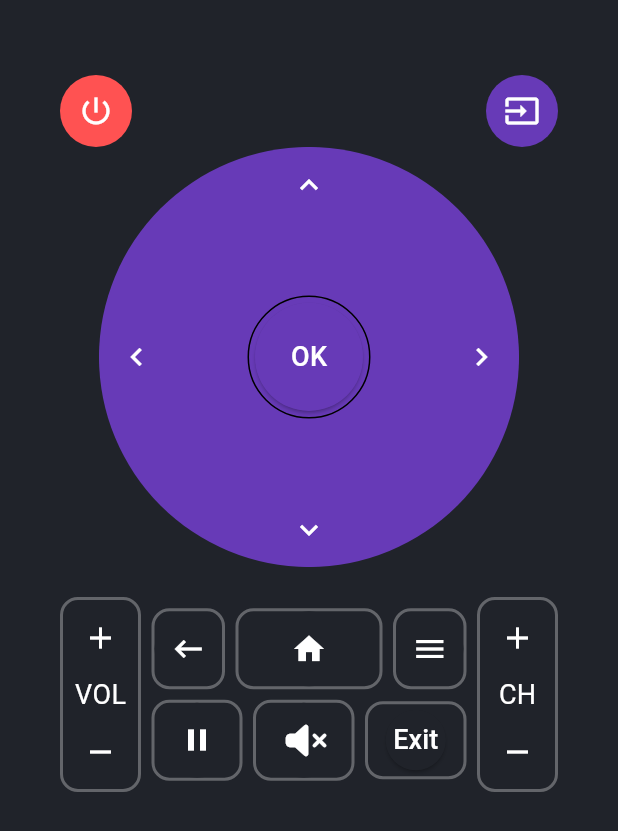
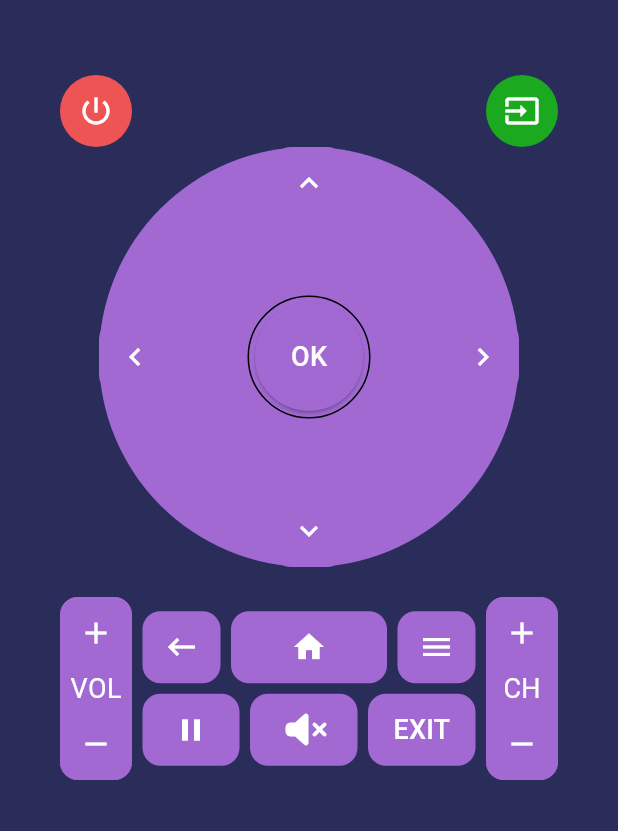
Before and after one commit to kdzumba/ctrl_alt_tv, a Flutter app: the screen it shows after launch, on a phone screen of 412 x 824 dp. Shown: the top 831 px of the screen. Run offline on Flutter 3.47's test engine with Material 3 defaults, Android fonts, the phone set to English and light mode, and no system bars; our stand-ins replace font_awesome_flutter.

Commit message:
some cleanup

```diff
--- a/lib/pages/home_page.dart
+++ b/lib/pages/home_page.dart
@@ -15,7 +15,7 @@ class HomePage extends StatelessWidget{
   @override
   Widget build(BuildContext context) {
     return Scaffold(
-      backgroundColor: Color.fromARGB(255, 32, 35,42),
+      backgroundColor: Color(0xFF2A2D59),
       body: Column(
           children: [
             Padding(
--- /dev/null
+++ b/lib/pages/main_page.dart
@@ -0,0 +1,17 @@
+import "package:ctrl_alt_tv/widgets/ShyftIconButton.dart";
+import "package:flutter/material.dart";
+
+class MainPage extends StatelessWidget {
+  @override
+  Widget build(BuildContext context) {
+    return Scaffold(
+      body: Column(
+        children: [
+          CtrlIconButton(
+              onPressed: () => print("pressed"),
+              icon: Icons.add)
+        ],
+      ),
+    );
+  }
+}
--- /dev/null
+++ b/lib/widgets/ShyftIconButton.dart
@@ -0,0 +1,17 @@
+import "package:flutter/material.dart";
+
+class CtrlIconButton extends StatelessWidget {
+  final VoidCallback onPressed;
+  final IconData icon;
+
+
+  const CtrlIconButton({super.key, required this.onPressed, required this.icon});
+
+  @override
+  Widget build(BuildContext context) {
+    return IconButton(
+      onPressed: onPressed,
+      icon: Icon(icon)
+    );
+  }
+}
--- a/lib/widgets/button.dart
+++ /dev/null
@@ -1,26 +0,0 @@
-import "package:flutter/material.dart";
-
-class ButtonWidget extends StatelessWidget {
-  final IconData icon;
-  final VoidCallback onPressed;
-  final Color backgroundColor;
-
-  const ButtonWidget({
-    super.key,
-    required this.icon,
-    required this.onPressed,
-    required this.backgroundColor
-  });
-
-  @override
-  Widget build(BuildContext context) {
-    return CircleAvatar(
-      radius: 25,
-      backgroundColor: backgroundColor,
-      child: IconButton(
-          onPressed: onPressed,
-          icon: Icon(icon, color: Colors.white),
-      )
-    );
-  }
-}
--- a/lib/widgets/center_control.dart
+++ b/lib/widgets/center_control.dart
@@ -1,6 +1,6 @@
 import "package:ctrl_alt_tv/services/http_service.dart";
 import "package:flutter/material.dart";
-import "../widgets/button.dart";
+import "../widgets/ctrl_icon_button.dart";
 
 class CenterControlsWidget extends StatelessWidget {
   const CenterControlsWidget({super.key});
@@ -16,52 +16,48 @@ class CenterControlsWidget extends StatelessWidget {
           width: 280,
           height: 280,
           decoration: BoxDecoration(
-            color: Colors.deepPurple,
+            color: Color(0xFFA169D1),
             shape: BoxShape.circle,
           ),
         ),
         Positioned(
           top: 0,
-          child: ButtonWidget(
+          child: CtrlIconButton(
               icon: Icons.keyboard_arrow_up,
               onPressed: () {
                 print("Up");
                 HttpService.sendRequest("$scheme://$esp32IP/command?key=UP");
               },
-            backgroundColor: Colors.deepPurple,
           ),
         ),
         Positioned(
           bottom: 0,
-          child: ButtonWidget(
+          child: CtrlIconButton(
               icon: Icons.keyboard_arrow_down,
               onPressed: () {
                 print("Down");
                 HttpService.sendRequest("$scheme://$esp32IP/command?key=DOWN");
               },
-            backgroundColor: Colors.deepPurple,
           ),
         ),
         Positioned(
           left: 0,
-          child: ButtonWidget(
+          child: CtrlIconButton(
               icon: Icons.keyboard_arrow_left,
               onPressed: () {
                 print("Left");
                 HttpService.sendRequest("$scheme://$esp32IP/command?key=LEFT");
               },
-            backgroundColor: Colors.deepPurple,
           ),
         ),
         Positioned(
           right: 0,
-          child: ButtonWidget(
+          child: CtrlIconButton(
               icon: Icons.keyboard_arrow_right,
               onPressed: () {
                 print("Right");
                 HttpService.sendRequest("$scheme://$esp32IP/command?key=RIGHT");
               },
-            backgroundColor: Colors.deepPurple,
           ),
         ),
         Container(
@@ -81,7 +77,7 @@ class CenterControlsWidget extends StatelessWidget {
                 style: ElevatedButton.styleFrom(
                     shape: CircleBorder(),
                     padding: EdgeInsets.all(24),
-                    backgroundColor: Colors.deepPurple
+                  backgroundColor: Color(0xFFA169D1)
                 ),
                 child: Text(
                     "OK",
--- a/lib/widgets/channel_control.dart
+++ b/lib/widgets/channel_control.dart
@@ -1,4 +1,4 @@
-import "package:ctrl_alt_tv/widgets/button.dart";
+import "package:ctrl_alt_tv/widgets/ctrl_icon_button.dart";
 import "package:flutter/material.dart";
 
 class ChannelControlsWidget extends StatelessWidget {
@@ -15,31 +15,24 @@ class ChannelControlsWidget extends StatelessWidget {
   Widget build(BuildContext context) {
     return Container(
       decoration: BoxDecoration(
-        color: Color.fromARGB(255, 32, 35, 42),
+        color: Color(0xFFA169D1),
         borderRadius: BorderRadius.circular(12),
-        border: Border.all(
-          color: Colors.white30,
-          width: 2.0
-        )
       ),
       child: Column(
         children: [
-          ButtonWidget(
+          CtrlIconButton(
             icon: Icons.add,
             onPressed: onIncreasePressed,
-            backgroundColor: Color.fromARGB(255, 32, 35, 42),
           ),
-
           Text("CH",
             style: TextStyle(
                 color: Colors.white,
                 fontSize: 18
             ),
           ),
-          ButtonWidget(
+          CtrlIconButton(
             icon: Icons.remove,
             onPressed: onDecreasePressed,
-            backgroundColor: Color.fromARGB(255, 32, 35, 42),
           )
         ],
       )
--- /dev/null
+++ b/lib/widgets/ctrl_icon_button.dart
@@ -0,0 +1,32 @@
+import "package:flutter/material.dart";
+
+class CtrlIconButton extends StatelessWidget {
+  final IconData icon;
+  final VoidCallback onPressed;
+  final Color? backgroundColor;
+  final BoxShape? shape;
+
+  const CtrlIconButton({
+    super.key,
+    required this.icon,
+    required this.onPressed,
+    this.backgroundColor,
+    this.shape
+  });
+
+  @override
+  Widget build(BuildContext context) {
+    return Container(
+        decoration: BoxDecoration(
+          color: Color(0xFFA169D1),
+          borderRadius: BorderRadius.circular(12),
+          shape: shape ?? BoxShape.rectangle
+        ),
+        child: IconButton(
+          onPressed: onPressed,
+          icon: Icon(icon, color: Colors.white),
+          iconSize: 24,
+        )
+    );
+  }
+}
--- /dev/null
+++ b/lib/widgets/ctrl_text_button.dart
@@ -0,0 +1,34 @@
+import "package:flutter/material.dart";
+
+class CtrlTextButton extends StatelessWidget {
+  final String text;
+  final VoidCallback onPressed;
+  final Color? backgroundColor;
+
+  const CtrlTextButton({
+    super.key,
+    required this.text,
+    required this.onPressed,
+    this.backgroundColor
+  });
+
+  @override
+  Widget build(BuildContext context) {
+    return Container(
+      decoration: BoxDecoration(
+        color: Color(0xFFA169D1),
+        borderRadius: BorderRadius.circular(12),
+      ),
+      child: TextButton(
+          onPressed: onPressed,
+          child: Text(
+            text,
+            style: TextStyle(
+              color: Colors.white,
+              fontSize: 18
+            ),
+          )
+      )
+    );
+  }
+}
--- a/lib/widgets/home_row.dart
+++ b/lib/widgets/home_row.dart
@@ -1,4 +1,4 @@
-import "package:ctrl_alt_tv/widgets/button.dart";
+import "package:ctrl_alt_tv/widgets/ctrl_icon_button.dart";
 import "package:flutter/material.dart";
 
 class HomeRow extends StatelessWidget {
@@ -26,16 +26,11 @@ class HomeRow extends StatelessWidget {
             ),
             child: Container(
               decoration: BoxDecoration(
-                border: Border.all(
-                  width: 2,
-                  color: Colors.white30
-                ),
                 borderRadius: BorderRadius.circular(12)
               ),
-              child: ButtonWidget(
+              child: CtrlIconButton(
                   icon: Icons.keyboard_backspace,
                   onPressed: onBackPressed,
-                  backgroundColor: Color.fromARGB(255, 32, 35, 42)
               ),
             ),
           ),
@@ -49,16 +44,11 @@ class HomeRow extends StatelessWidget {
             ),
             child: Container(
               decoration: BoxDecoration(
-                border: Border.all(
-                  width: 2,
-                  color: Colors.white30
-                ),
                 borderRadius: BorderRadius.circular(12)
               ),
-              child: ButtonWidget(
+              child: CtrlIconButton(
                   icon: Icons.home,
                   onPressed: onHomePressed,
-                  backgroundColor: Color.fromARGB(255, 32, 35, 42)
               ),
             ),
           ),
@@ -71,16 +61,11 @@ class HomeRow extends StatelessWidget {
             ),
             child: Container(
               decoration: BoxDecoration(
-                border: Border.all(
-                  width: 2,
-                  color: Colors.white30
-                ),
                 borderRadius: BorderRadius.circular(12)
               ),
-              child: ButtonWidget(
+              child: CtrlIconButton(
                   icon: Icons.menu,
                   onPressed: onMenuPressed,
-                  backgroundColor: Color.fromARGB(255, 32, 35, 42)
               ),
             ),
           ),
--- a/lib/widgets/mute_row.dart
+++ b/lib/widgets/mute_row.dart
@@ -1,5 +1,6 @@
-import "package:ctrl_alt_tv/widgets/button.dart";
+import "package:ctrl_alt_tv/widgets/ctrl_icon_button.dart";
 import "package:ctrl_alt_tv/services/http_service.dart";
+import "package:ctrl_alt_tv/widgets/ctrl_text_button.dart";
 import "package:flutter/material.dart";
 import "package:font_awesome_flutter/font_awesome_flutter.dart";
 
@@ -31,16 +32,11 @@ class MuteRow extends StatelessWidget {
             ),
             child: Container(
               decoration: BoxDecoration(
-                border: Border.all(
-                  width: 2,
-                  color: Colors.white30
-                ),
                 borderRadius: BorderRadius.circular(12),
               ),
-              child: ButtonWidget(
+              child: CtrlIconButton(
                   icon: Icons.pause,
                   onPressed: onPlayPausePressed,
-                  backgroundColor: Color.fromARGB(255, 32, 35, 42)
               ),
             ),
           ),
@@ -53,54 +49,23 @@ class MuteRow extends StatelessWidget {
             ),
             child: Container(
               decoration: BoxDecoration(
-                border: Border.all(
-                  width: 2,
-                  color: Colors.white30
-                ),
                 borderRadius: BorderRadius.circular(12),
               ),
-              child: ButtonWidget(
+              child: CtrlIconButton(
                   icon: FontAwesomeIcons.volumeMute,
                   onPressed: onMutePressed,
-                  backgroundColor: Color.fromARGB(255, 32, 35, 42)
               )
             )
           )
         ),
         Expanded(
           child: Padding(
-            padding: EdgeInsets.only(
-              top: 7,
-              right: 7
-            ),
-            child: Container(
-              decoration: BoxDecoration(
-                border: Border.all(
-                  width: 2,
-                  color: Colors.white30
-                ),
-                borderRadius: BorderRadius.circular(12),
+              padding: EdgeInsets.only(
+                  top: 7,
+                  right: 7
               ),
-              child: ElevatedButton(
-                onPressed: () {
-                  print("Exiting");
-                  HttpService.sendRequest("$scheme://$esp32IP/command?key=EXIT");
-                },
-                style: ElevatedButton.styleFrom(
-                  shape: CircleBorder(),
-                  padding: EdgeInsets.all(5),
-                  backgroundColor: Color.fromARGB(255, 32, 35, 42)
-                ),
-                child: Text(
-                  "Exit",
-                  style: TextStyle(
-                    color: Colors.white,
-                    fontSize: 18
-                  ),
-                )
-              )
-            )
-          )
+            child: CtrlTextButton(text: "EXIT", onPressed: onExitPressed)
+          ),
         )
       ],
     );
--- a/lib/widgets/power_source_control.dart
+++ b/lib/widgets/power_source_control.dart
@@ -17,7 +17,7 @@ class PowerSourceControlWidget extends StatelessWidget {
       children: [
         Container(
           decoration: BoxDecoration(
-              color: Colors.redAccent,
+              color: Color(0xFFEE5454),
               shape: BoxShape.circle
           ),
           child: IconButton(
@@ -28,7 +28,7 @@ class PowerSourceControlWidget extends StatelessWidget {
         ),
         Container(
             decoration: BoxDecoration(
-                color: Colors.deepPurple,
+                color: Color(0xFF1AA91F),
                 shape: BoxShape.circle
             ),
             child: IconButton(
--- a/lib/widgets/volume_control.dart
+++ b/lib/widgets/volume_control.dart
@@ -1,4 +1,4 @@
-import "package:ctrl_alt_tv/widgets/button.dart";
+import "package:ctrl_alt_tv/widgets/ctrl_icon_button.dart";
 import "package:flutter/material.dart";
 
 class VolumeControlsWidget extends StatelessWidget {
@@ -15,23 +15,19 @@ class VolumeControlsWidget extends StatelessWidget {
   Widget build(BuildContext context) {
     return Container(
       decoration: BoxDecoration(
-        color: Color.fromARGB(255, 32, 35,42),
+        color: Color(0xFFA169d1),
         borderRadius: BorderRadius.circular(12),
-        border: Border.all(
-          color: Colors.white30,
-          width: 2.0
-        )
       ),
       child: Column(
         children: [
-          ButtonWidget(icon: Icons.add, onPressed: onIncreasePressed, backgroundColor: Color.fromARGB(255, 32, 35,42),),
+          CtrlIconButton(icon: Icons.add, onPressed: onIncreasePressed),
           Text("VOL",
             style: TextStyle(
               color: Colors.white,
               fontSize: 18
             ),
           ),
-          ButtonWidget(icon: Icons.remove, onPressed: onDecreasePressed, backgroundColor: Color.fromARGB(255, 32, 35,42))
+          CtrlIconButton(icon: Icons.remove, onPressed: onDecreasePressed)
         ],
       ),
     );
--- a/pubspec.yaml
+++ b/pubspec.yaml
@@ -25,3 +25,5 @@ dev_dependencies:
 
 flutter:
   uses-material-design: true
+  assets:
+    - assets/
```
